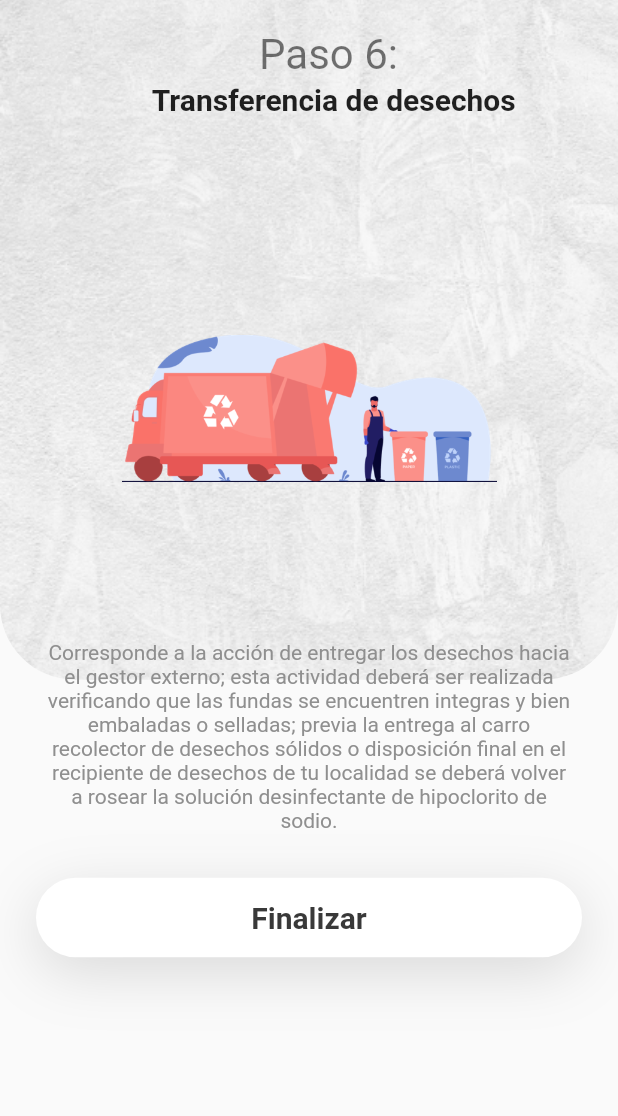
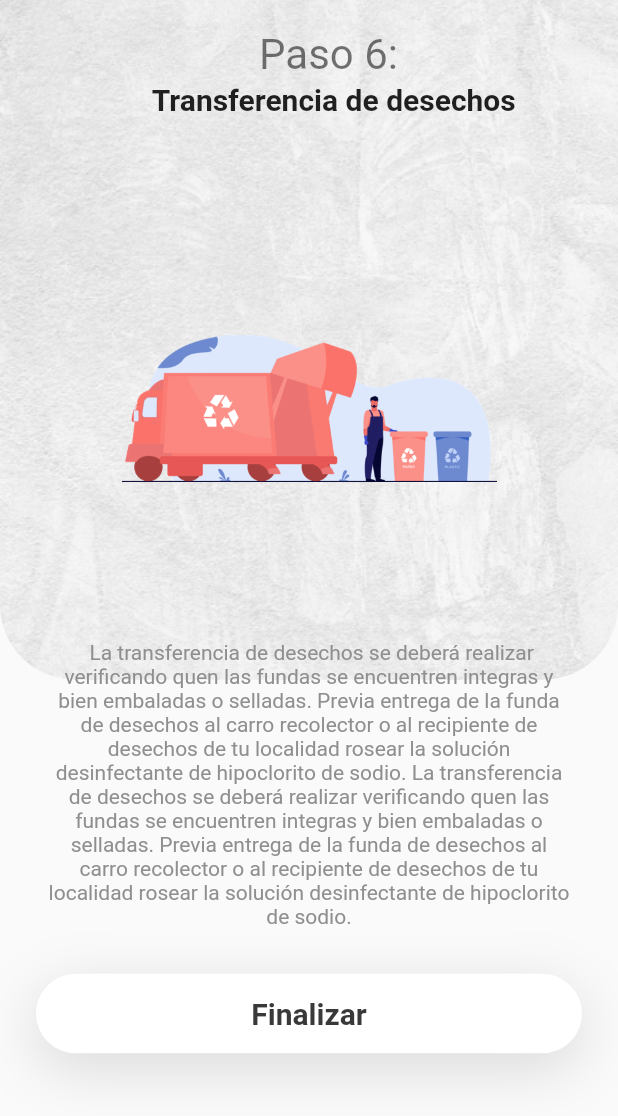
Before and after one commit to juancarlosmalca/gestiondesechos, a Flutter app: the Desechos6 screen opened directly, on a phone screen of 412 x 824 dp. Shown: the top 1116 px of the screen. Run offline on Flutter 3.47's test engine with Material 2 defaults, Android fonts, the phone set to English and light mode, and no system bars; our stand-ins replace video_player.

Commit message:
Parte 6 texto

```diff
--- a/lib/paginas_desechos/desechos6.dart
+++ b/lib/paginas_desechos/desechos6.dart
@@ -72,7 +72,7 @@ class _Desechos6 extends State<Desechos6> {
                         alignment: Alignment.center,
 
                         child: Text(
-                          "Corresponde a la acción de entregar los desechos hacia el gestor externo; esta actividad deberá ser realizada verificando que las fundas se encuentren integras y bien embaladas o selladas; previa la entrega al carro recolector de desechos sólidos o disposición final en el recipiente de desechos de tu localidad se deberá volver a rosear la solución desinfectante de hipoclorito de sodio.",
+                          " La transferencia de desechos se deberá realizar verificando quen las fundas se encuentren integras y bien embaladas o selladas. Previa entrega de la funda de desechos al carro recolector o al recipiente de desechos de tu localidad rosear la solución desinfectante de hipoclorito de sodio. La transferencia de desechos se deberá realizar verificando quen las fundas se encuentren integras y bien embaladas o selladas. Previa entrega de la funda de desechos al carro recolector o al recipiente de desechos de tu localidad rosear la solución desinfectante de hipoclorito de sodio.",
                           //maxLines: 5,
                           textAlign: TextAlign.center,
                           style: TextStyle(
```
